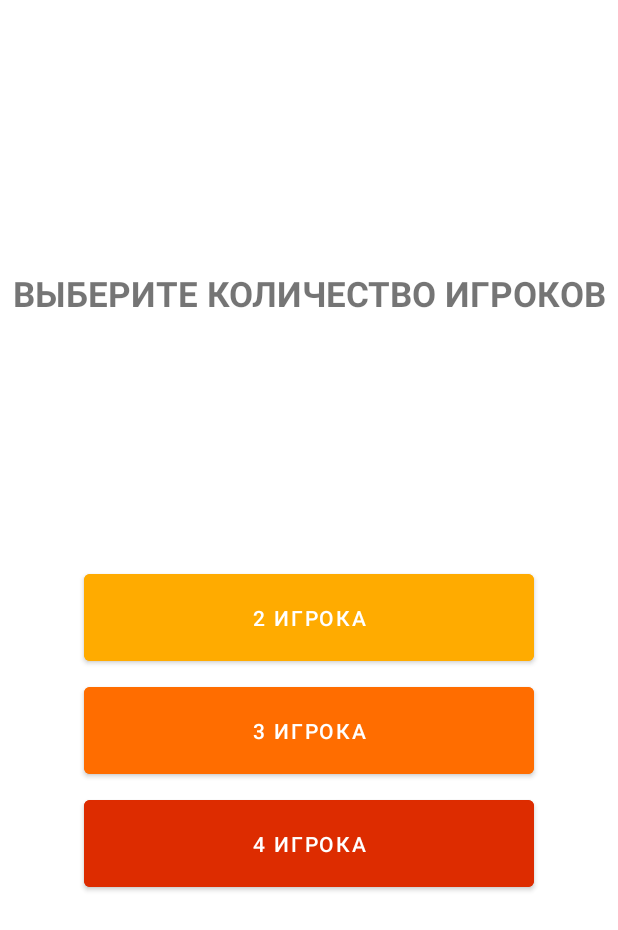
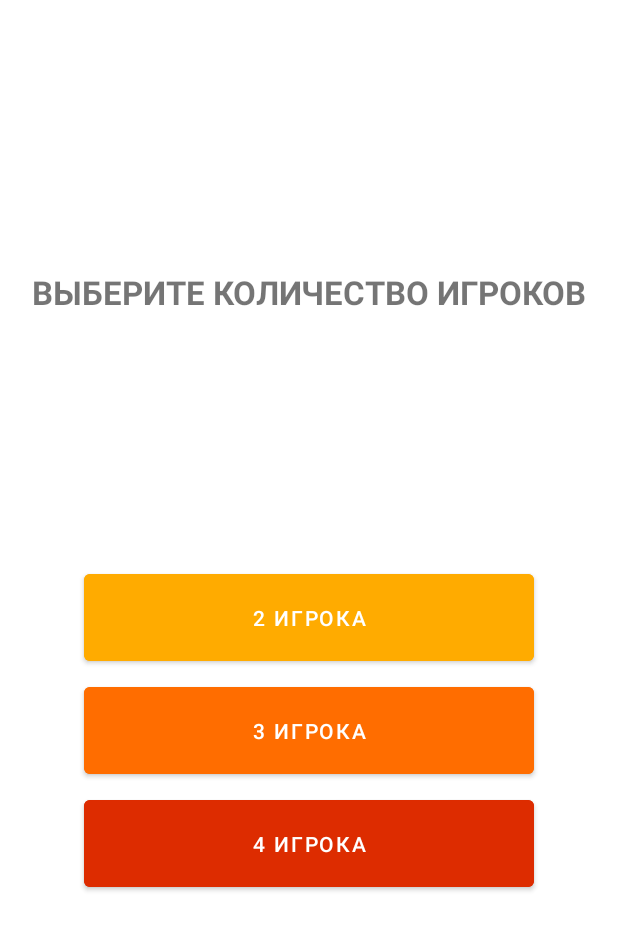
Before and after one commit to Chebure4ik/FinalProject, an Android app: the screen it shows after launch (SelectionActivity), on a phone screen of 412 x 824 dp. Shown: the top 930 px of the screen. Run offline under Robolectric (Android 15) with nearby library versions, the phone set to English and light mode, and no system bars.

Commit message:
commit120823

```diff
--- a/app/src/main/AndroidManifest.xml
+++ b/app/src/main/AndroidManifest.xml
@@ -1,6 +1,7 @@
 <?xml version="1.0" encoding="utf-8"?>
 <manifest xmlns:android="http://schemas.android.com/apk/res/android"
     xmlns:tools="http://schemas.android.com/tools">
+    <uses-sdk android:minSdkVersion="15" android:targetSdkVersion="24" />
 
     <application
         android:allowBackup="true"
--- a/app/src/main/res/layout/activity_selection.xml
+++ b/app/src/main/res/layout/activity_selection.xml
@@ -11,7 +11,8 @@
         android:layout_width="wrap_content"
         android:layout_height="wrap_content"
         android:text="ВЫБЕРИТЕ КОЛИЧЕСТВО ИГРОКОВ"
-        android:textSize="23sp"
+        android:textSize="22sp"
+        android:gravity="center"
         android:textStyle="bold"
         android:layout_marginTop="180dp"
         app:layout_constraintEnd_toEndOf="parent"
--- a/app/src/main/res/mipmap-anydpi-v26/ic_launcher.xml
+++ b/app/src/main/res/mipmap-anydpi-v26/ic_launcher.xml
@@ -1,5 +1,5 @@
 <?xml version="1.0" encoding="utf-8"?>
 <adaptive-icon xmlns:android="http://schemas.android.com/apk/res/android">
-    <background android:drawable="@drawable/ic_launcher_background"/>
+    <background android:drawable="@color/ic_launcher_background"/>
     <foreground android:drawable="@mipmap/ic_launcher_foreground"/>
 </adaptive-icon>
--- a/app/src/main/res/mipmap-anydpi-v26/ic_launcher_round.xml
+++ b/app/src/main/res/mipmap-anydpi-v26/ic_launcher_round.xml
@@ -1,5 +1,5 @@
 <?xml version="1.0" encoding="utf-8"?>
 <adaptive-icon xmlns:android="http://schemas.android.com/apk/res/android">
-    <background android:drawable="@drawable/ic_launcher_background"/>
+    <background android:drawable="@color/ic_launcher_background"/>
     <foreground android:drawable="@mipmap/ic_launcher_foreground"/>
 </adaptive-icon>
--- /dev/null
+++ b/app/src/main/res/values/ic_launcher_background.xml
@@ -0,0 +1,4 @@
+<?xml version="1.0" encoding="utf-8"?>
+<resources>
+    <color name="ic_launcher_background">#FDC001</color>
+</resources>
```
Also changed, not shown: app/src/main/ic_launcher-playstore.png, app/src/main/res/mipmap-hdpi/ic_launcher.png, app/src/main/res/mipmap-hdpi/ic_launcher_round.png, app/src/main/res/mipmap-mdpi/ic_launcher.png, app/src/main/res/mipmap-mdpi/ic_launcher_round.png, app/src/main/res/mipmap-xhdpi/ic_launcher.png, app/src/main/res/mipmap-xhdpi/ic_launcher_round.png, app/src/main/res/mipmap-xxhdpi/ic_launcher.png, app/src/main/res/mipmap-xxhdpi/ic_launcher_round.png, app/src/main/res/mipmap-xxxhdpi/ic_launcher.png, app/src/main/res/mipmap-xxxhdpi/ic_launcher_round.png.
